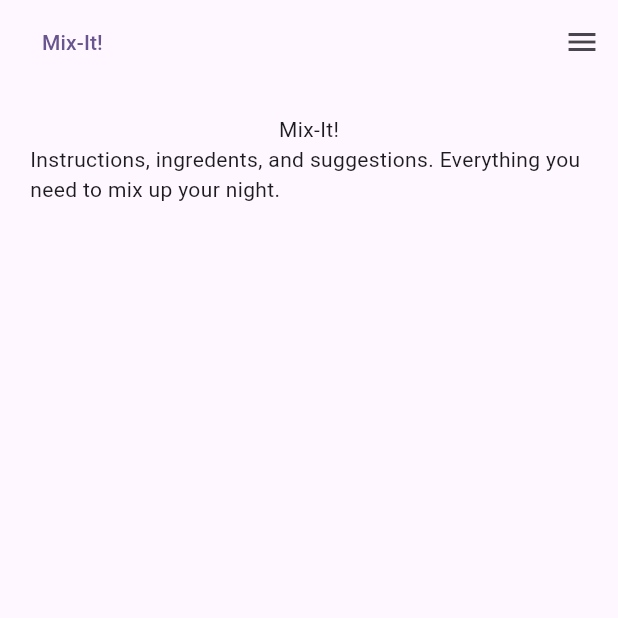
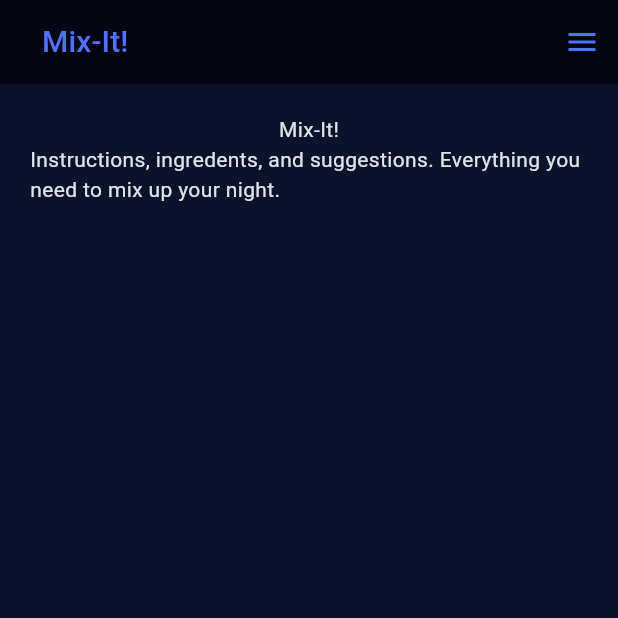
Before and after one commit to TKravel/mix-it-flutter, a Flutter app: the screen it shows after launch, on a phone screen of 412 x 824 dp, the top half of it. Run offline on Flutter 3.47's test engine with Material 3 defaults, Android fonts, the phone set to English and light mode, and no system bars; our stand-ins replace carousel_slider, flutter_dotenv; missing offline and left inert: dart:ffi; network calls fail.

Commit message:
Start styles

```diff
--- a/lib/main.dart
+++ b/lib/main.dart
@@ -1,8 +1,11 @@
 import 'package:flutter/material.dart';
 import 'package:flutter_dotenv/flutter_dotenv.dart';
 import 'package:mix_it/screens/drink_details/drink_details.dart';
+import 'dart:developer';
 
+import 'package:mix_it/utils/colors/custom_colors.dart';
 import 'package:mix_it/screens/home_page/home_page.dart';
+import 'package:mix_it/utils/themes/custom_themes.dart';
 
 Future main() async {
   await dotenv.load(fileName: ".env");
@@ -17,26 +20,8 @@ class MyApp extends StatelessWidget {
   Widget build(BuildContext context) {
     return MaterialApp(
       title: 'Mix-It!',
-      theme: ThemeData(
-        // This is the theme of your application.
-        //
-        // TRY THIS: Try running your application with "flutter run". You'll see
-        // the application has a purple toolbar. Then, without quitting the app,
-        // try changing the seedColor in the colorScheme below to Colors.green
-        // and then invoke "hot reload" (save your changes or press the "hot
-        // reload" button in a Flutter-supported IDE, or press "r" if you used
-        // the command line to start the app).
-        //
-        // Notice that the counter didn't reset back to zero; the application
-        // state is not lost during the reload. To reset the state, use hot
-        // restart instead.
-        //
-        // This works for code too, not just values: Most code changes can be
-        // tested with just a hot reload.
-        colorScheme: ColorScheme.fromSeed(seedColor: Colors.deepPurple),
-        useMaterial3: true,
-      ),
-      home: const HomePage(),
+      theme: CustomThemes.customDarkTheme,
+      home: HomePage(),
     );
   }
 }
--- a/lib/screens/home_page/componets/landing_hero.dart
+++ b/lib/screens/home_page/componets/landing_hero.dart
@@ -1,17 +1,27 @@
 import 'package:flutter/material.dart';
+import 'package:mix_it/utils/constants/text_constants.dart';
 
 class LandingHero extends StatelessWidget {
   const LandingHero({super.key});
 
   @override
   Widget build(BuildContext context) {
-    return const Padding(
-      padding: EdgeInsets.all(20),
+    return Padding(
+      padding: const EdgeInsets.all(20),
       child: Column(
         children: [
-          Text('Mix-It!'),
           Text(
-              'Instructions, ingredents, and suggestions. Everything you need to mix up your night.'),
+            'Mix-It!',
+            style: TextStyle(
+              color: kTextOnPrimary,
+            ),
+          ),
+          Text(
+            'Instructions, ingredents, and suggestions. Everything you need to mix up your night.',
+            style: TextStyle(
+              color: kTextOnPrimary,
+            ),
+          ),
         ],
       ),
     );
--- a/lib/screens/home_page/home_page.dart
+++ b/lib/screens/home_page/home_page.dart
@@ -1,7 +1,11 @@
 import 'package:flutter/material.dart';
+import 'dart:developer';
 
 import 'package:mix_it/screens/home_page/componets/landing_hero.dart';
+import 'package:mix_it/utils/colors/custom_colors.dart';
+import 'package:mix_it/widgets/app_bar.dart';
 import 'package:mix_it/widgets/drink_list/selection_grid.dart';
+
 import 'package:mix_it/widgets/side_nav.dart';
 
 class HomePage extends StatelessWidget {
@@ -11,16 +15,28 @@ class HomePage extends StatelessWidget {
 
   @override
   Widget build(BuildContext context) {
-    return Scaffold(
+    return SafeArea(
+      child: Scaffold(
         appBar: AppBar(
           title: TextButton(
+            style: ButtonStyle(
+              foregroundColor:
+                  WidgetStateColor.resolveWith((Set<WidgetState> states) {
+                return CustomColors.kAccent.shade100;
+              }),
+            ),
             onPressed: () => {
               Navigator.pushAndRemoveUntil(
                   context,
                   MaterialPageRoute(builder: (context) => const HomePage()),
                   (_) => false)
             },
-          child: const Text("Mix-It!"),
+            child: const Text(
+              "Mix-It!",
+              style: TextStyle(
+                fontSize: 20,
+              ),
+            ),
           ),
         ),
         endDrawer: SideNav(
@@ -34,6 +50,7 @@ class HomePage extends StatelessWidget {
             ],
           ),
         ]),
+      ),
     );
   }
 }
--- /dev/null
+++ b/lib/utils/colors/custom_colors.dart
@@ -0,0 +1,27 @@
+import 'package:flutter/material.dart';
+
+class CustomColors {
+  static const MaterialColor kPrimary =
+      MaterialColor(_kmainPrimaryValue, <int, Color>{
+    50: Color(0xFFE2E3E6),
+    100: Color(0xFFB6B8BF),
+    200: Color(0xFF858995),
+    300: Color(0xFF545A6B),
+    400: Color(0xFF30364B),
+    500: Color(_kmainPrimaryValue),
+    600: Color(0xFF0A1126),
+    700: Color(0xFF080E20),
+    800: Color(0xFF060B1A),
+    900: Color(0xFF030610),
+  });
+  static const int _kmainPrimaryValue = 0xFF0B132B;
+
+  static const MaterialColor kAccent =
+      MaterialColor(_kmainAccentValue, <int, Color>{
+    100: Color(0xFF5270FF),
+    200: Color(_kmainAccentValue),
+    400: Color(0xFF0028EB),
+    700: Color(0xFF0023D2),
+  });
+  static const int _kmainAccentValue = 0xFF1F45FF;
+}
--- /dev/null
+++ b/lib/utils/constants/text_constants.dart
@@ -0,0 +1,5 @@
+import 'package:flutter/material.dart';
+
+import 'package:mix_it/utils/colors/custom_colors.dart';
+
+Color kTextOnPrimary = CustomColors.kPrimary.shade50;
--- /dev/null
+++ b/lib/utils/themes/custom_themes.dart
@@ -0,0 +1,21 @@
+import 'package:flutter/material.dart';
+
+import 'package:mix_it/utils/colors/custom_colors.dart';
+
+class CustomThemes {
+  static ThemeData customDarkTheme = ThemeData(
+    useMaterial3: true,
+  ).copyWith(
+    colorScheme: ColorScheme.fromSeed(
+      brightness: Brightness.dark,
+      seedColor: CustomColors.kPrimary,
+    ),
+    appBarTheme: const AppBarTheme().copyWith(
+      backgroundColor: CustomColors.kPrimary.shade900,
+      foregroundColor: CustomColors.kAccent.shade100,
+    ),
+    scaffoldBackgroundColor: const Color(0xff0b132b),
+    cardTheme:
+        const CardTheme().copyWith(color: CustomColors.kPrimary.shade400),
+  );
+}
--- a/lib/widgets/side_nav.dart
+++ b/lib/widgets/side_nav.dart
@@ -12,7 +12,7 @@ class SideNav extends Drawer {
   final BuildContext context;
 
   _handleNavSelection(String selection) {
-    Widget newScreen = const HomePage();
+    Widget newScreen = HomePage();
     print(selection);
     switch (selection) {
       case 'popular':
```
Also changed, not shown: lib/screens/drink_details/components/drink_info.dart (+29 -4 lines), lib/screens/drink_details/components/ingredient_list.dart (+24 -5 lines), lib/widgets/app_bar.dart (added, +44 -0 lines), lib/widgets/carousel/carousel.dart (+11 -7 lines), lib/widgets/drink_list/drink_card_sm.dart (+16 -2 lines). Lines whose indentation alone changed are shown as unchanged.
